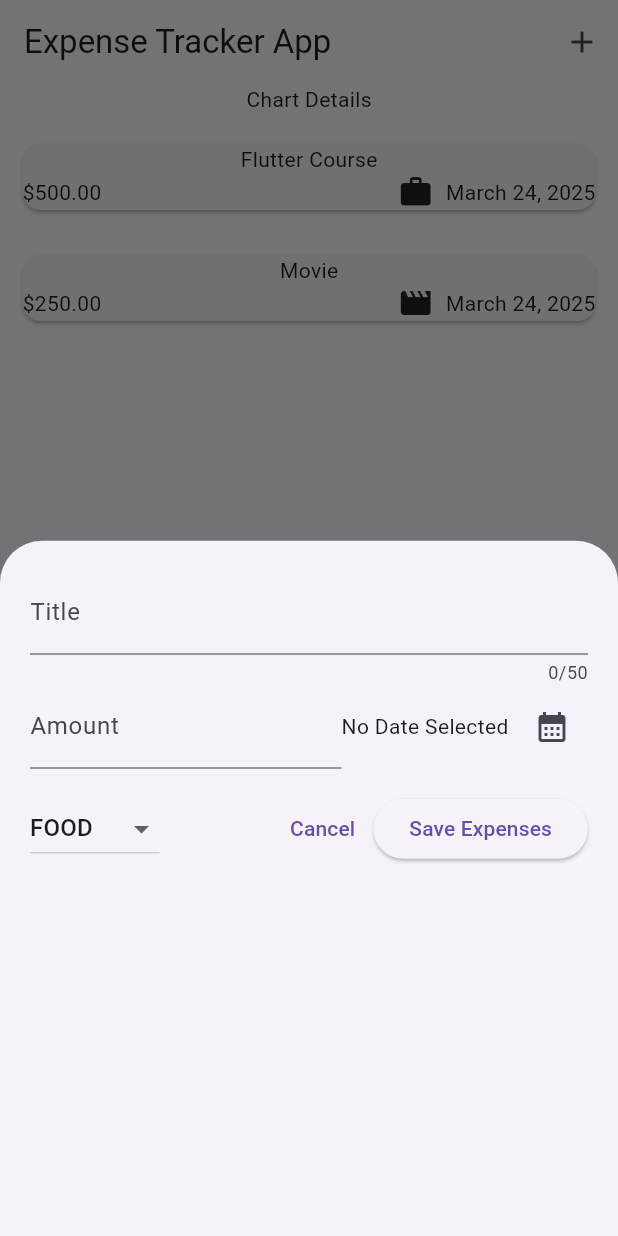
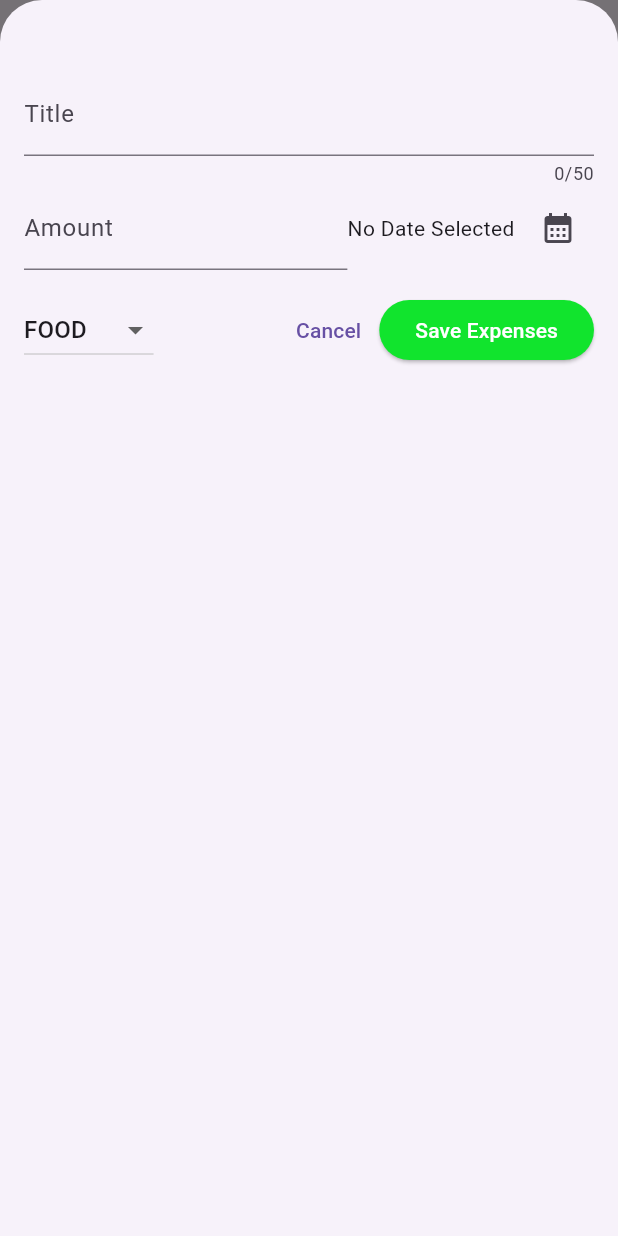
Before and after one commit to S-at-yam/Expense-Tracker, a Flutter app: the screen it shows after launch, after a tap on the "add" icon, on a phone screen of 412 x 824 dp. Run offline on Flutter 3.47's test engine with Material 3 defaults, Android fonts, the phone set to English and light mode, and no system bars.

Commit message:
added new expense

```diff
--- a/lib/widgets/expenses.dart
+++ b/lib/widgets/expenses.dart
@@ -27,8 +27,18 @@ class _ExpensesState extends State<Expenses> {
     ),
   ];
 
+  void addNewExpense(Expense expense) {
+    setState(() {
+      _registeredExpenses.add(expense);
+    });
+  }
+
   void _overlayScreen() {
-    showModalBottomSheet(context: context, builder: (ctx) => NewExpense());
+    showModalBottomSheet(
+      context: context,
+      builder: (ctx) => NewExpense(onAddExpense: addNewExpense),
+      isScrollControlled: true,
+    );
   }
 
   @override
--- a/lib/widgets/new_expense.dart
+++ b/lib/widgets/new_expense.dart
@@ -2,7 +2,8 @@ import 'package:expense_tracker/model/expense.dart';
 import 'package:flutter/material.dart';
 
 class NewExpense extends StatefulWidget {
-  const NewExpense({super.key});
+  const NewExpense({super.key, required this.onAddExpense});
+  final void Function(Expense) onAddExpense;
   @override
   State<StatefulWidget> createState() {
     return _NewExpenseState();
@@ -60,13 +61,23 @@ class _NewExpenseState extends State<NewExpense> {
               ],
             ),
       );
+      return;
     }
+    widget.onAddExpense(
+      Expense(
+        amount: enteredAmount,
+        date: _selectedDate!,
+        title: _titleController.text,
+        category: _selectedCategory,
+      ),
+    );
+    Navigator.pop(context);
   }
 
   @override
   Widget build(BuildContext context) {
     return Padding(
-      padding: const EdgeInsets.all(20.0),
+      padding: const EdgeInsets.fromLTRB(16, 48, 16, 16),
       child: Column(
         children: [
           TextField(
@@ -137,7 +148,15 @@ class _NewExpenseState extends State<NewExpense> {
               ),
               ElevatedButton(
                 onPressed: _saveExpenseData,
-                child: Text('Save Expenses'),
+                style: ButtonStyle(
+                  backgroundColor: WidgetStatePropertyAll(
+                    const Color.fromARGB(255, 17, 228, 45),
+                  ),
+                ),
+                child: Text(
+                  'Save Expenses',
+                  style: TextStyle(color: Colors.white),
+                ),
               ),
             ],
           ),
```
